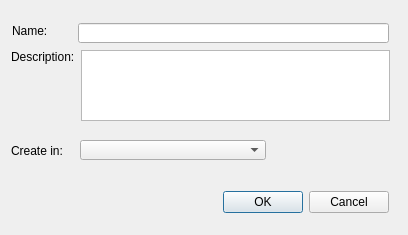
Above: src/celestia/qt/newbookmarkfolder.ui from anordal/celestia before the change. Below: the same form after it.
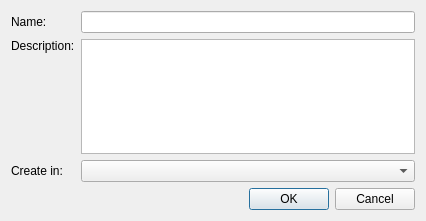
That is the form after the change.

Commit message: Added support for a new cel URL version that stores frame coordinates instead of absolute coordinates and adds the time source option. Modified Qt4 front end to create version 3 cel URLs. Added a time source option to the Qt4 Add Bookmark dialog.

```diff
--- a/src/celestia/qt/newbookmarkfolder.ui
+++ b/src/celestia/qt/newbookmarkfolder.ui
@@ -5,87 +5,58 @@
    <rect>
     <x>0</x>
     <y>0</y>
-    <width>408</width>
-    <height>235</height>
+    <width>426</width>
+    <height>221</height>
    </rect>
   </property>
   <property name="windowTitle" >
    <string>New Folder</string>
   </property>
-  <widget class="QDialogButtonBox" name="buttonBox" >
-   <property name="geometry" >
-    <rect>
-     <x>10</x>
-     <y>190</y>
-     <width>379</width>
-     <height>25</height>
-    </rect>
-   </property>
-   <property name="orientation" >
-    <enum>Qt::Horizontal</enum>
-   </property>
-   <property name="standardButtons" >
-    <set>QDialogButtonBox::Cancel|QDialogButtonBox::NoButton|QDialogButtonBox::Ok</set>
-   </property>
-  </widget>
+  <layout class="QVBoxLayout" name="verticalLayout_2" >
+   <item>
+    <layout class="QGridLayout" name="gridLayout" >
+     <item row="0" column="0" >
   <widget class="QLabel" name="label" >
-   <property name="geometry" >
-    <rect>
-     <x>12</x>
-     <y>23</y>
-     <width>57</width>
-     <height>16</height>
-    </rect>
-   </property>
    <property name="text" >
     <string>Name:</string>
    </property>
   </widget>
-  <widget class="QLineEdit" name="nameEdit" >
-   <property name="geometry" >
-    <rect>
-     <x>78</x>
-     <y>23</y>
-     <width>311</width>
-     <height>20</height>
-    </rect>
-   </property>
-  </widget>
+     </item>
+     <item row="0" column="1" >
+      <widget class="QLineEdit" name="nameEdit" />
+     </item>
+     <item row="1" column="1" >
+      <widget class="QTextEdit" name="descriptionEdit" >
+       <property name="sizePolicy" >
+        <sizepolicy vsizetype="Preferred" hsizetype="Expanding" >
+         <horstretch>0</horstretch>
+         <verstretch>0</verstretch>
+        </sizepolicy>
+       </property>
+       <property name="acceptRichText" >
+        <bool>false</bool>
+       </property>
+      </widget>
+     </item>
+     <item row="2" column="0" >
   <widget class="QLabel" name="label_2" >
-   <property name="geometry" >
-    <rect>
-     <x>11</x>
-     <y>141</y>
-     <width>187</width>
-     <height>20</height>
-    </rect>
-   </property>
    <property name="text" >
     <string>Create in:</string>
    </property>
   </widget>
+     </item>
+     <item row="2" column="1" >
   <widget class="QComboBox" name="createInCombo" >
-   <property name="geometry" >
-    <rect>
-     <x>80</x>
-     <y>140</y>
-     <width>186</width>
-     <height>20</height>
-    </rect>
-   </property>
-  </widget>
-  <widget class="QWidget" name="" >
-   <property name="geometry" >
-    <rect>
-     <x>11</x>
-     <y>50</y>
-     <width>379</width>
-     <height>71</height>
-    </rect>
-   </property>
-   <layout class="QHBoxLayout" >
-    <item>
-     <layout class="QVBoxLayout" >
+       <property name="sizePolicy" >
+        <sizepolicy vsizetype="Preferred" hsizetype="Preferred" >
+         <horstretch>0</horstretch>
+         <verstretch>0</verstretch>
+        </sizepolicy>
+       </property>
+      </widget>
+     </item>
+     <item row="1" column="0" >
+      <layout class="QVBoxLayout" name="verticalLayout" >
       <item>
        <widget class="QLabel" name="label_3" >
         <property name="text" >
@@ -94,35 +65,46 @@
        </widget>
       </item>
       <item>
-       <spacer>
+        <spacer name="verticalSpacer" >
         <property name="orientation" >
          <enum>Qt::Vertical</enum>
         </property>
-        <property name="sizeHint" >
+         <property name="sizeHint" stdset="0" >
          <size>
           <width>20</width>
-          <height>40</height>
+           <height>13</height>
          </size>
         </property>
        </spacer>
       </item>
      </layout>
     </item>
+    </layout>
+   </item>
     <item>
-     <widget class="QTextEdit" name="descriptionEdit" >
-      <property name="sizePolicy" >
-       <sizepolicy vsizetype="Preferred" hsizetype="Expanding" >
-        <horstretch>0</horstretch>
-        <verstretch>0</verstretch>
-       </sizepolicy>
-      </property>
-      <property name="acceptRichText" >
-       <bool>false</bool>
-      </property>
+    <spacer>
+     <property name="orientation" >
+      <enum>Qt::Vertical</enum>
+     </property>
+     <property name="sizeHint" stdset="0" >
+      <size>
+       <width>399</width>
+       <height>13</height>
+      </size>
+     </property>
+    </spacer>
+   </item>
+   <item>
+    <widget class="QDialogButtonBox" name="buttonBox" >
+     <property name="orientation" >
+      <enum>Qt::Horizontal</enum>
+     </property>
+     <property name="standardButtons" >
+      <set>QDialogButtonBox::Cancel|QDialogButtonBox::Ok</set>
+     </property>
      </widget>
     </item>
    </layout>
-  </widget>
  </widget>
  <resources/>
  <connections>
```
Lines whose indentation alone changed are shown as unchanged. The commit also changes 6 other files.
